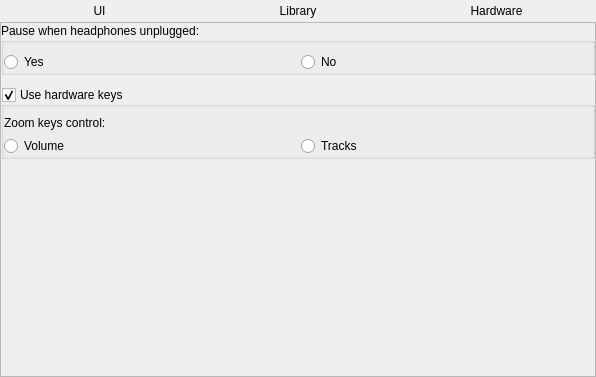
Qt form src/ui/settingsform.ui (niktischenko/someplayer) before a commit.
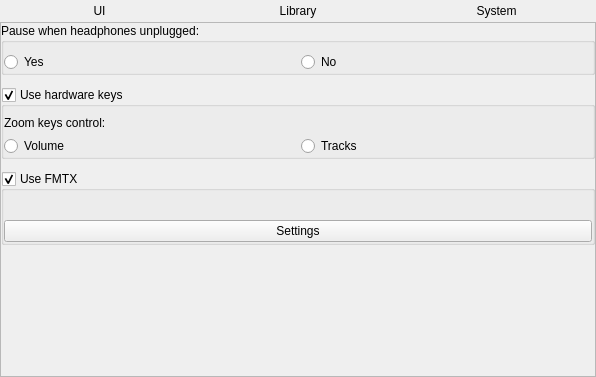
The same form after that commit.

Commit message: FMTX support

What changed in the file:
```diff
--- a/src/ui/settingsform.ui
+++ b/src/ui/settingsform.ui
@@ -51,7 +51,7 @@
      <item>
       <widget class="QPushButton" name="hwButton">
        <property name="text">
-        <string>Hardware</string>
+        <string>System</string>
        </property>
        <property name="checkable">
         <bool>true</bool>
@@ -672,6 +672,44 @@
              </layout>
             </widget>
            </item>
+           <item>
+            <widget class="QGroupBox" name="fmtxGroupBox">
+             <property name="title">
+              <string>Use FMTX</string>
+             </property>
+             <property name="checkable">
+              <bool>true</bool>
+             </property>
+             <layout class="QVBoxLayout" name="verticalLayout_6">
+              <property name="spacing">
+               <number>6</number>
+              </property>
+              <property name="leftMargin">
+               <number>0</number>
+              </property>
+              <property name="rightMargin">
+               <number>0</number>
+              </property>
+              <property name="bottomMargin">
+               <number>0</number>
+              </property>
+              <item>
+               <widget class="QLabel" name="label">
+                <property name="text">
+                 <string/>
+                </property>
+               </widget>
+              </item>
+              <item>
+               <widget class="QPushButton" name="fmtxSettingsButton">
+                <property name="text">
+                 <string>Settings</string>
+                </property>
+               </widget>
+              </item>
+             </layout>
+            </widget>
+           </item>
            <item>
             <spacer name="verticalSpacer_3">
              <property name="orientation">
```
Left out of the diff: 6 changed lines with no effect on the pictures. The commit also changes 10 other files.
